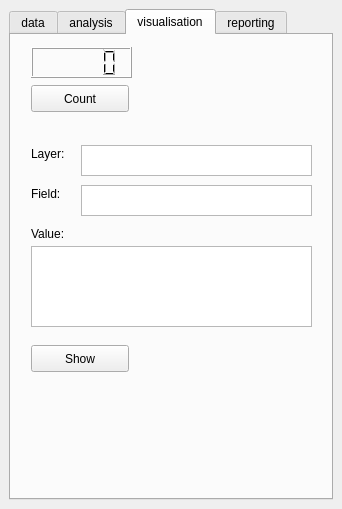
Old version of the form SpatialDecision/spatial_decision_dockwidget_base.ui in the repository balazsdukai/GEO1005-StormManager.
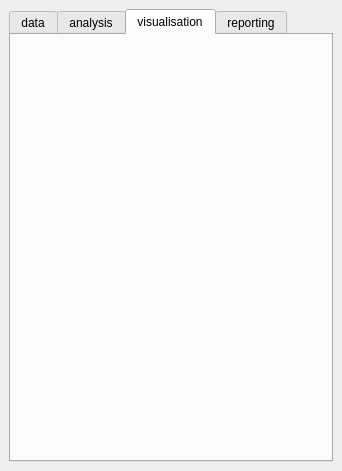
New version of the form. Icons and pictures are not drawn.

Commit message: Rearranged the data and visualization tab in the GUI.

```diff
--- a/SpatialDecision/spatial_decision_dockwidget_base.ui
+++ b/SpatialDecision/spatial_decision_dockwidget_base.ui
@@ -7,7 +7,7 @@
     <x>0</x>
     <y>0</y>
     <width>342</width>
-    <height>509</height>
+    <height>471</height>
    </rect>
   </property>
   <property name="windowTitle">
@@ -24,9 +24,19 @@
        <attribute name="title">
         <string>data</string>
        </attribute>
-       <layout class="QVBoxLayout" name="verticalLayout_2" stretch="0,0,0">
-        <item>
+       <widget class="QWidget" name="">
+        <property name="geometry">
+         <rect>
+          <x>9</x>
+          <y>9</y>
+          <width>241</width>
+          <height>29</height>
+         </rect>
+        </property>
          <layout class="QFormLayout" name="formLayout">
+         <property name="fieldGrowthPolicy">
+          <enum>QFormLayout::AllNonFixedFieldsGrow</enum>
+         </property>
           <item row="0" column="0">
            <widget class="QPushButton" name="openScenarioButton">
             <property name="text">
@@ -42,58 +52,27 @@
            </widget>
           </item>
          </layout>
-        </item>
-        <item>
-         <layout class="QGridLayout" name="gridLayout_3" columnstretch="0,5">
-          <item row="2" column="1">
-           <widget class="QPushButton" name="ambulanceButton">
-            <property name="sizePolicy">
-             <sizepolicy hsizetype="Minimum" vsizetype="Minimum">
-              <horstretch>0</horstretch>
-              <verstretch>0</verstretch>
-             </sizepolicy>
-            </property>
+       </widget>
+       <widget class="QWidget" name="">
+        <property name="geometry">
+         <rect>
+          <x>10</x>
+          <y>50</y>
+          <width>301</width>
+          <height>293</height>
+         </rect>
+        </property>
+        <layout class="QGridLayout" name="gridLayout_3">
+         <item row="0" column="0">
+          <widget class="QLabel" name="selectLayerLabel">
             <property name="text">
-             <string/>
-            </property>
-            <property name="icon">
-             <iconset>
-              <normaloff>icons/ambulance.png</normaloff>icons/ambulance.png</iconset>
-            </property>
-            <property name="iconSize">
-             <size>
-              <width>64</width>
-              <height>64</height>
-             </size>
+            <string>Select layer:</string>
             </property>
            </widget>
           </item>
           <item row="1" column="1">
            <widget class="QComboBox" name="selectAttributeCombo"/>
           </item>
-          <item row="2" column="0">
-           <widget class="QPushButton" name="medicButton">
-            <property name="sizePolicy">
-             <sizepolicy hsizetype="Minimum" vsizetype="Fixed">
-              <horstretch>0</horstretch>
-              <verstretch>0</verstretch>
-             </sizepolicy>
-            </property>
-            <property name="text">
-             <string/>
-            </property>
-            <property name="icon">
-             <iconset>
-              <normaloff>icons/medic_box.png</normaloff>icons/medic_box.png</iconset>
-            </property>
-            <property name="iconSize">
-             <size>
-              <width>64</width>
-              <height>64</height>
-             </size>
-            </property>
-           </widget>
-          </item>
           <item row="0" column="1">
            <widget class="QComboBox" name="selectLayerCombo"/>
           </item>
@@ -104,29 +83,18 @@
             </property>
            </widget>
           </item>
-          <item row="0" column="0">
-           <widget class="QLabel" name="selectLayerLabel">
+         <item row="2" column="1">
+          <widget class="QPushButton" name="showButton">
             <property name="text">
-             <string>Select layer:</string>
+            <string>Get Values:</string>
             </property>
            </widget>
           </item>
-         </layout>
-        </item>
-        <item>
-         <spacer name="verticalSpacer">
-          <property name="orientation">
-           <enum>Qt::Vertical</enum>
-          </property>
-          <property name="sizeHint" stdset="0">
-           <size>
-            <width>20</width>
-            <height>40</height>
-           </size>
-          </property>
-         </spacer>
-        </item>
-       </layout>
+         <item row="4" column="0" colspan="2">
+          <widget class="QListWidget" name="valueWidget"/>
+         </item>
+        </layout>
+       </widget>
       </widget>
       <widget class="QWidget" name="analysisTab">
        <attribute name="title">
@@ -240,111 +208,6 @@
        <attribute name="title">
         <string>visualisation</string>
        </attribute>
-       <widget class="QPushButton" name="number">
-        <property name="geometry">
-         <rect>
-          <x>20</x>
-          <y>50</y>
-          <width>98</width>
-          <height>27</height>
-         </rect>
-        </property>
-        <property name="text">
-         <string>Count</string>
-        </property>
-       </widget>
-       <widget class="QLCDNumber" name="disp">
-        <property name="geometry">
-         <rect>
-          <x>20</x>
-          <y>12</y>
-          <width>101</width>
-          <height>31</height>
-         </rect>
-        </property>
-       </widget>
-       <widget class="QListWidget" name="valueWidget">
-        <property name="geometry">
-         <rect>
-          <x>20</x>
-          <y>211</y>
-          <width>281</width>
-          <height>81</height>
-         </rect>
-        </property>
-       </widget>
-       <widget class="QPushButton" name="showButton">
-        <property name="geometry">
-         <rect>
-          <x>20</x>
-          <y>310</y>
-          <width>98</width>
-          <height>27</height>
-         </rect>
-        </property>
-        <property name="text">
-         <string>Show</string>
-        </property>
-       </widget>
-       <widget class="QLabel" name="valueLabel">
-        <property name="geometry">
-         <rect>
-          <x>20</x>
-          <y>190</y>
-          <width>66</width>
-          <height>17</height>
-         </rect>
-        </property>
-        <property name="text">
-         <string>Value:</string>
-        </property>
-       </widget>
-       <widget class="QLabel" name="fieldLabel">
-        <property name="geometry">
-         <rect>
-          <x>20</x>
-          <y>150</y>
-          <width>66</width>
-          <height>17</height>
-         </rect>
-        </property>
-        <property name="text">
-         <string>Field:</string>
-        </property>
-       </widget>
-       <widget class="QLabel" name="layerLabel">
-        <property name="geometry">
-         <rect>
-          <x>20</x>
-          <y>110</y>
-          <width>66</width>
-          <height>17</height>
-         </rect>
-        </property>
-        <property name="text">
-         <string>Layer:</string>
-        </property>
-       </widget>
-       <widget class="QListWidget" name="layerWidget">
-        <property name="geometry">
-         <rect>
-          <x>70</x>
-          <y>110</y>
-          <width>231</width>
-          <height>31</height>
-         </rect>
-        </property>
-       </widget>
-       <widget class="QListWidget" name="fieldWidget">
-        <property name="geometry">
-         <rect>
-          <x>70</x>
-          <y>150</y>
-          <width>231</width>
-          <height>31</height>
-         </rect>
-        </property>
-       </widget>
       </widget>
       <widget class="QWidget" name="visualisationTab">
        <attribute name="title">
```
Lines whose indentation alone changed are shown as unchanged. The commit also changes 2 other files.
